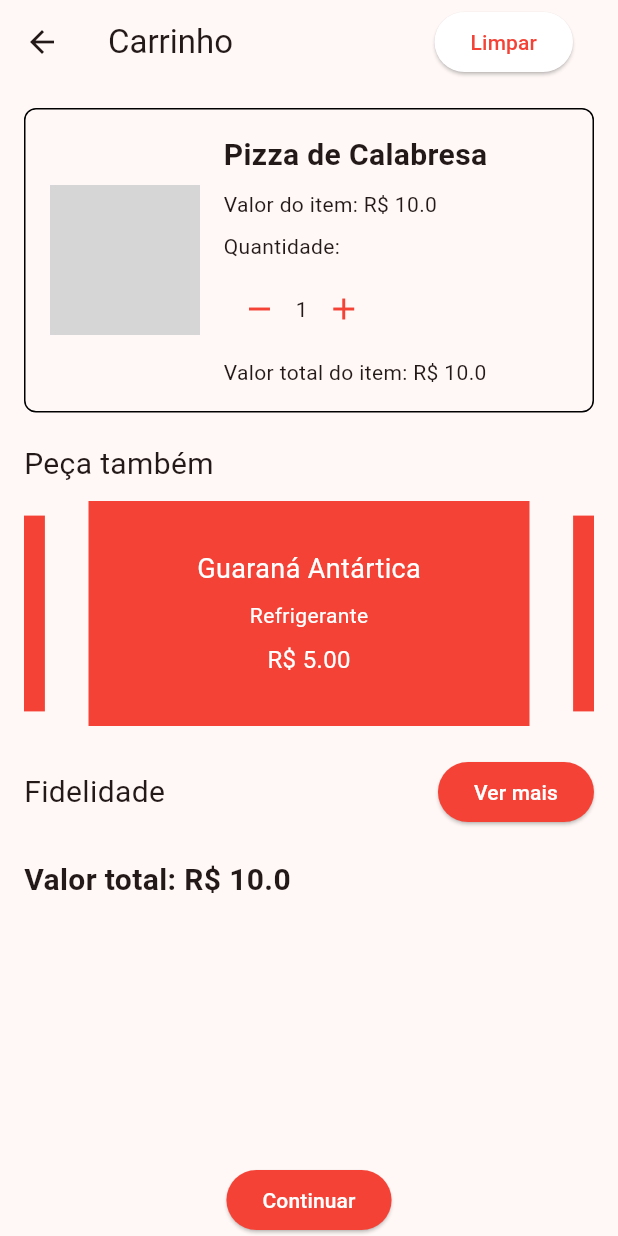
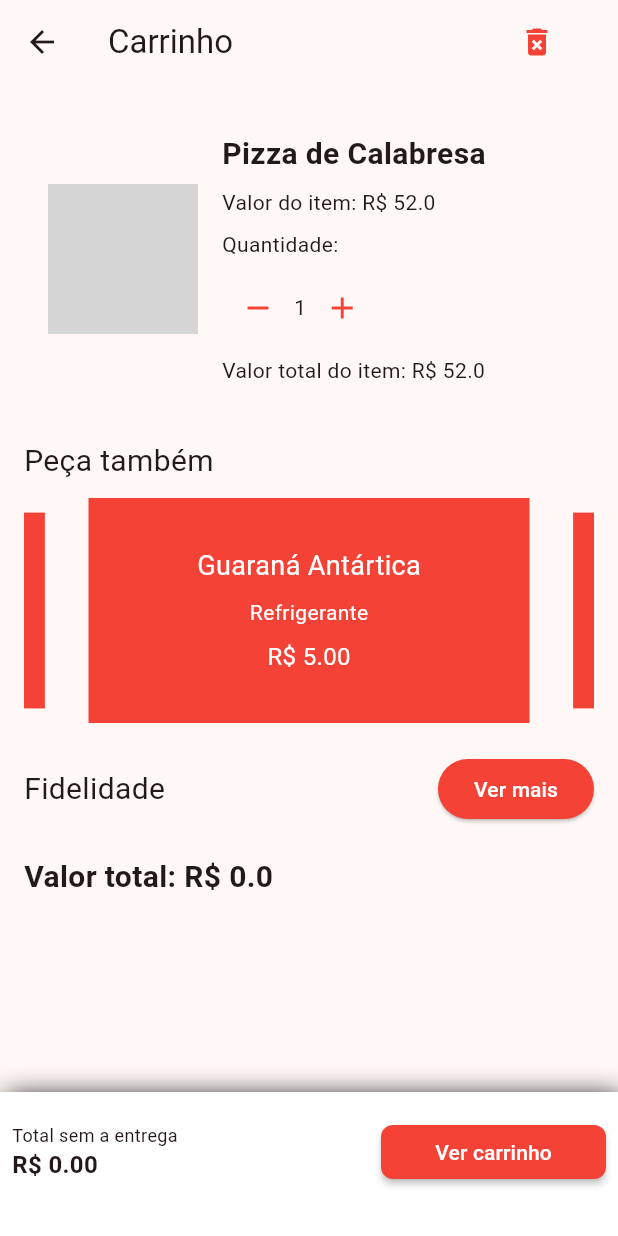
Before and after one commit to InnovisionMc/IOS-App-IPizza, a Flutter app: the ShoppingCartScreen screen opened directly, on a phone screen of 412 x 824 dp. Run offline on Flutter 3.47's test engine with Material 2 defaults, Android fonts, the light colour scheme and no system bars; drawn by our look-alikes of carousel_slider; network calls fail; grey boxes are pictures that could not be loaded.

Commit message:
ajuste tela carrinho

```diff
--- a/iPizza/lib/cart_screen.dart
+++ b/iPizza/lib/cart_screen.dart
@@ -1,5 +1,7 @@
 import 'package:flutter/material.dart';
 import 'package:carousel_slider/carousel_slider.dart';
+import 'summary_screen.dart';
+import 'model/products.dart';
 
 class ShoppingCartScreen extends StatefulWidget {
   @override
@@ -8,8 +10,8 @@ class ShoppingCartScreen extends StatefulWidget {
 
 class _ShoppingCartScreenState extends State<ShoppingCartScreen> {
   int itemCount = 1;
-  double itemPrice = 10.0;
-  double totalValue = 10.0;
+  double itemPrice = 52.0;
+  double totalValue = 00.0;
 
   @override
   Widget build(BuildContext context) {
@@ -19,12 +21,13 @@ class _ShoppingCartScreenState extends State<ShoppingCartScreen> {
         actions: [
           Padding(
             padding: EdgeInsets.only(right: 30.0),
-            child: ElevatedButton(
+            child: IconButton(
+              icon: Icon(Icons.delete_forever),
+              color: Colors.red,
               onPressed: () {
-                // Lógica para limpar o carrinho
+                // adicionar logica de busca
+                // Adicione aqui a função para abrir a tela de carrinho de compras
               },
-              style: ElevatedButton.styleFrom(primary: Colors.white),
-              child: Text('Limpar', style: TextStyle(color: Colors.red)),
             ),
           ),
         ],
@@ -62,14 +65,63 @@ class _ShoppingCartScreenState extends State<ShoppingCartScreen> {
           ),
         ),
       ),
-      floatingActionButtonLocation: FloatingActionButtonLocation.centerDocked,
-      floatingActionButton: ElevatedButton(
-        onPressed: () {
-          // Lógica para continuar
-        },
-        style: ElevatedButton.styleFrom(primary: Colors.red),
-        child: Text('Continuar', style: TextStyle(color: Colors.white)),
+      bottomNavigationBar: Container(
+        decoration: const BoxDecoration(
+          color: Colors.white,
+          boxShadow: [
+            BoxShadow(
+              color: Colors.black,
+              blurRadius: 15.0,
+              offset: Offset(3.0, 3.0),
+            ),
+          ],
+        ),
+        child: Padding(
+          padding: const EdgeInsets.only(top: 16, bottom: 32, left: 8, right: 8),
+          child: Row(
+            mainAxisAlignment: MainAxisAlignment.spaceBetween,
+            children: [
+              const Text.rich(
+                TextSpan(
+                  text: 'Total sem a entrega\n',
+                  style: TextStyle(
+                      fontWeight: FontWeight.normal, fontSize: 12),
+                  children: <TextSpan>[
+                    TextSpan(
+                      text: 'R\$ 0.00',
+                      style: TextStyle(
+                          fontWeight: FontWeight.bold, fontSize: 16),
+                    )
+                  ],
+                ),
+              ),
+              MaterialButton(
+                onPressed: () {
+                  Navigator.push(
+                    context,
+                    MaterialPageRoute(builder: (context) => SummaryScreen()),
+                  );
+                  // Adicione aqui a função para finalizar a compra
+                },
+                shape: RoundedRectangleBorder(
+                  borderRadius: BorderRadius.circular(8.0),
+                ),
+                color: Colors.red,
+                minWidth: 150,
+                child: const Padding(
+                  padding: EdgeInsets.all(8.0),
+                  child: Text(
+                    'Ver carrinho',
+                    style: TextStyle(color: Colors.white),
+                  ),
+                ),
+              ),
+            ],
+          ),
+        ),
       ),
+
+
     );
   }
 
@@ -77,14 +129,13 @@ class _ShoppingCartScreenState extends State<ShoppingCartScreen> {
     return Container(
       padding: EdgeInsets.all(16),
       decoration: BoxDecoration(
-        border: Border.all(color: Colors.black),
         borderRadius: BorderRadius.circular(8),
       ),
       child: Row(
         crossAxisAlignment: CrossAxisAlignment.center,
         children: [
           Image.network(
-            'https://example.com/pizza_calabresa.jpg', // Substitua pela URL da imagem real
+            'https://t3.gstatic.com/licensed-image?q=tbn:ANd9GcQcHbxCjB7FY6Rttw1VZFdh0gIZmm4MLLjfmD0dhA11saxBKG_D49VVkmlvz3sE71-b', // Substitua pela URL da imagem real
             height: 100,
             width: 100,
             fit: BoxFit.cover,
--- a/iPizza/lib/products_screen.dart
+++ b/iPizza/lib/products_screen.dart
@@ -46,10 +46,7 @@ class _MyHomePageState extends State<MyHomePage> {
               icon: Icon(Icons.search),
               color: Colors.red,
               onPressed: () {
-                Navigator.push(
-                  context,
-                  MaterialPageRoute(builder: (context) => ShoppingCartScreen()),
-                );
+                // adicionar logica de busca
                 // Adicione aqui a função para abrir a tela de carrinho de compras
               },
             ),
@@ -131,7 +128,7 @@ class _MyHomePageState extends State<MyHomePage> {
                     onPressed: () {
                       Navigator.push(
                         context,
-                        MaterialPageRoute(builder: (context) => SummaryScreen()),
+                        MaterialPageRoute(builder: (context) => ShoppingCartScreen()),
                       );
                       // Adicione aqui a função para finalizar a compra
                     },
```
